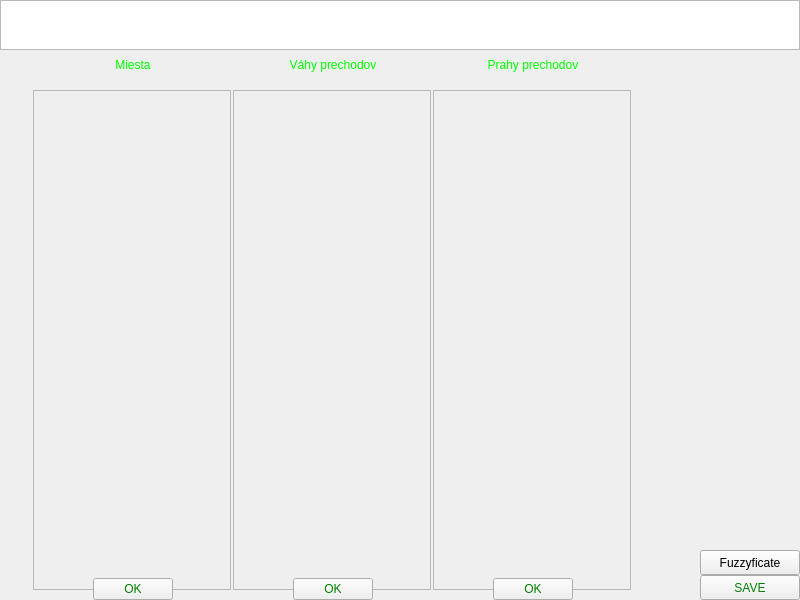
First picture: the form in gui/anotherWindowFinal.ui, repository PavolHradsky/PIS-bonus, before the edit.
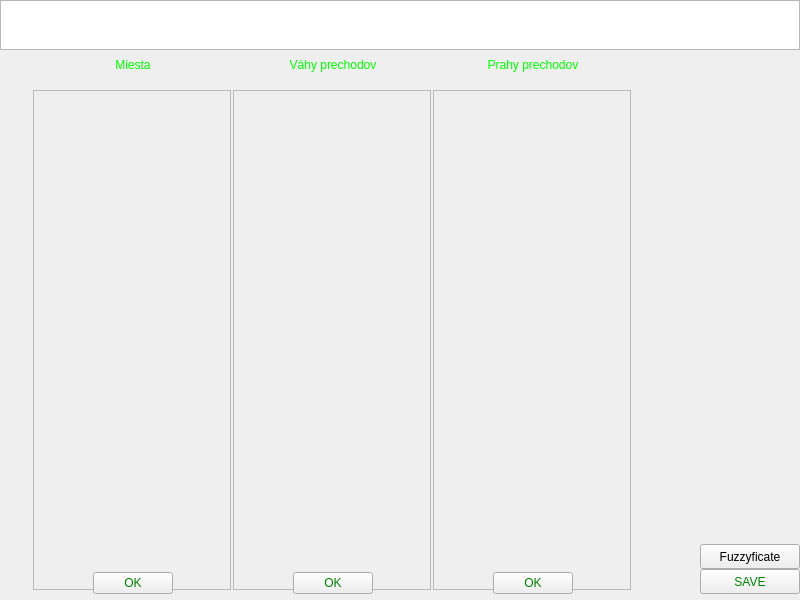
Second picture: the form after the edit.

```diff
--- a/gui/anotherWindowFinal.ui
+++ b/gui/anotherWindowFinal.ui
@@ -614,6 +614,24 @@
           </item>
          </layout>
         </item>
+        <item>
+         <widget class="QLabel" name="navod">
+          <property name="enabled">
+           <bool>true</bool>
+          </property>
+          <property name="font">
+           <font>
+            <pointsize>4</pointsize>
+           </font>
+          </property>
+          <property name="styleSheet">
+           <string notr="true">color: #00FF00;</string>
+          </property>
+          <property name="text">
+           <string/>
+          </property>
+         </widget>
+        </item>
        </layout>
       </item>
       <item>
```
